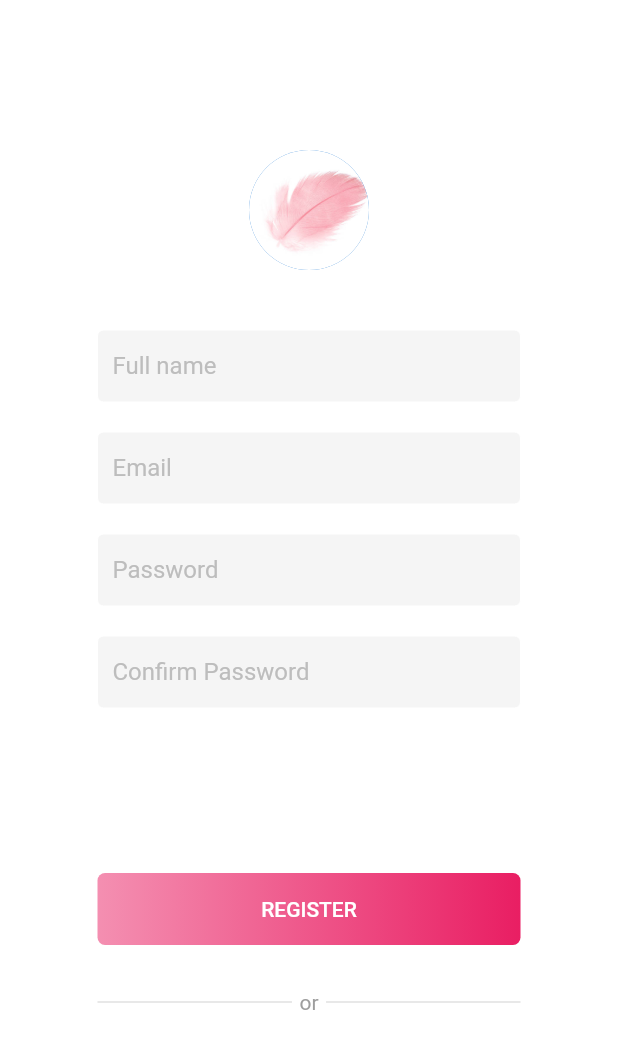
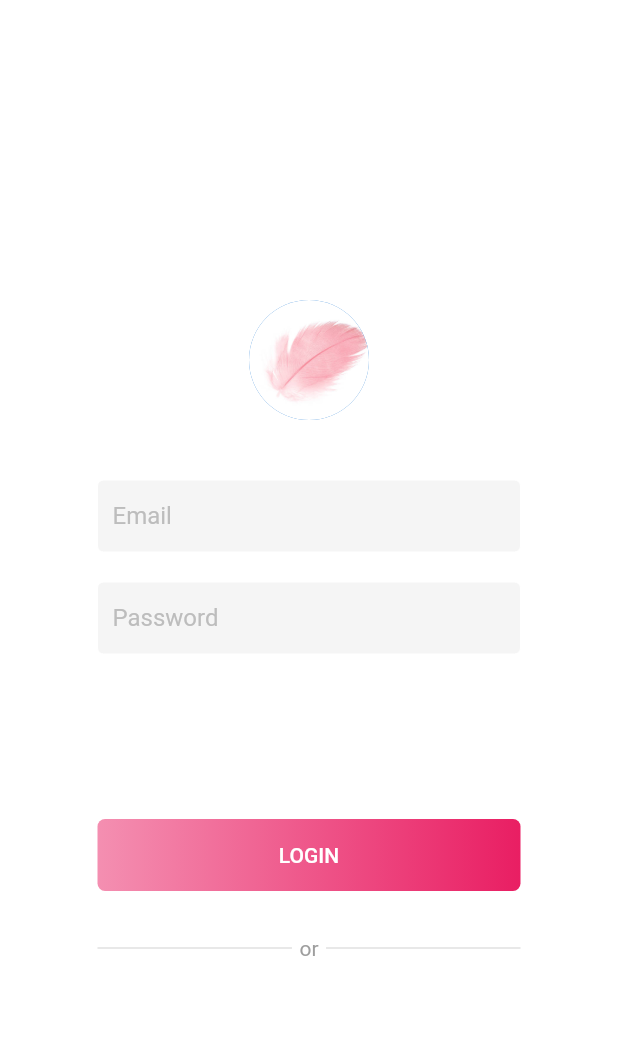
Before and after one commit to 7idea/Sanitary_Pad, a Flutter app: the screen it shows after launch, on a phone screen of 412 x 824 dp. Shown: the top 1049 px of the screen. Run offline on Flutter 3.47's test engine with Material 2 defaults, Android fonts, the phone set to English and light mode, and no system bars; missing offline and left inert: flutter_line_sdk.

Commit message:
ออกแบบหน้า login เหลือใส่ line button

```diff
--- a/lib/main.dart
+++ b/lib/main.dart
@@ -1,6 +1,7 @@
 import 'package:flutter/material.dart';
 import 'package:http/http.dart' as http;
 import 'package:san/routes.dart';
+import 'package:san/screens/Login/login.dart';
 import 'package:san/screens/LoginOrRegister/login_or_register.dart';
 import 'package:san/screens/Register/register.dart';
 import 'package:san/screens/Splash_Screen/splash_screen.dart';
@@ -58,7 +59,7 @@ class MyApp extends StatelessWidget {
       // routes: routes,
       initialRoute: SplashScreen.routeName,
       debugShowCheckedModeBanner: false,
-      home: Register(),
+      home: Login(),
       // home: (LineLogin()),
       // home:Profile(
       //   idTokenState: 'none',
--- /dev/null
+++ b/lib/screens/Login/login.dart
@@ -0,0 +1,116 @@
+import 'package:flutter/material.dart';
+
+class Login extends StatelessWidget {
+  @override
+  Widget build(BuildContext context) {
+    return Scaffold(
+      body: Container(
+        height: MediaQuery.of(context).size.height - 50,
+        width: double.infinity,
+        child: SingleChildScrollView(
+          child: Padding(
+            padding: EdgeInsets.symmetric(horizontal: 65.0),
+            child: Column(
+              children: [
+                SizedBox(height: 200.0),
+                CircleAvatar(
+                  backgroundImage: AssetImage('assets/icons/logo.jpeg'),
+                  radius: 40.0,
+                ),
+                SizedBox(height: 30.0),
+                inputFile(label: "Email"),
+                inputFile(label: "Password", obscureText: true),
+                SizedBox(height: 100.0),
+                LoginButton(),
+                SizedBox(height: 30.0),
+                Row(
+                  children: [
+                    Expanded(
+                      child: Container(
+                        color: Colors.grey.shade300,
+                        height: 1,
+                      ),
+                    ),
+                    SizedBox(width: 5),
+                    Text(
+                      'or',
+                      style: TextStyle(color: Colors.grey.shade500),
+                    ),
+                    SizedBox(width: 5),
+                    Expanded(
+                      child: Container(
+                        color: Colors.grey.shade300,
+                        height: 1,
+                      ),
+                    ),
+                  ],
+                ),
+              ],
+            ),
+          ),
+        ),
+      ),
+    );
+  }
+}
+
+Widget inputFile({label, obscureText = false}) {
+  return Column(
+    crossAxisAlignment: CrossAxisAlignment.start,
+    children: <Widget>[
+      SizedBox(
+        height: 10.0,
+      ),
+      TextField(
+        obscureText: obscureText,
+        cursorColor: Colors.pink.shade200,
+        decoration: InputDecoration(
+          contentPadding: EdgeInsets.symmetric(vertical: 0, horizontal: 10),
+          fillColor: Colors.grey[100],
+          filled: true,
+          enabledBorder: OutlineInputBorder(
+            borderSide: BorderSide(color: Colors.white, width: 0),
+          ),
+          focusedBorder: OutlineInputBorder(
+            borderSide: BorderSide(color: Colors.pink.shade200, width: 2),
+          ),
+          hintText: label,
+          hintStyle: TextStyle(color: Colors.grey[400]),
+        ),
+      ),
+      SizedBox(
+        height: 10,
+      )
+    ],
+  );
+}
+
+class LoginButton extends StatelessWidget {
+  const LoginButton({
+    Key? key,
+  }) : super(key: key);
+
+  @override
+  Widget build(BuildContext context) {
+    return Container(
+      width: double.infinity,
+      child: DecoratedBox(
+        decoration: BoxDecoration(
+          gradient: LinearGradient(
+            begin: FractionalOffset.topLeft,
+            end: FractionalOffset.topRight,
+            colors: [Colors.pink.shade200, Colors.pink],
+          ),
+          borderRadius: BorderRadius.circular(5.0),
+        ),
+        child: TextButton(
+          style: TextButton.styleFrom(
+            primary: Colors.white,
+          ),
+          onPressed: () {},
+          child: Text('LOGIN'),
+        ),
+      ),
+    );
+  }
+}
```
